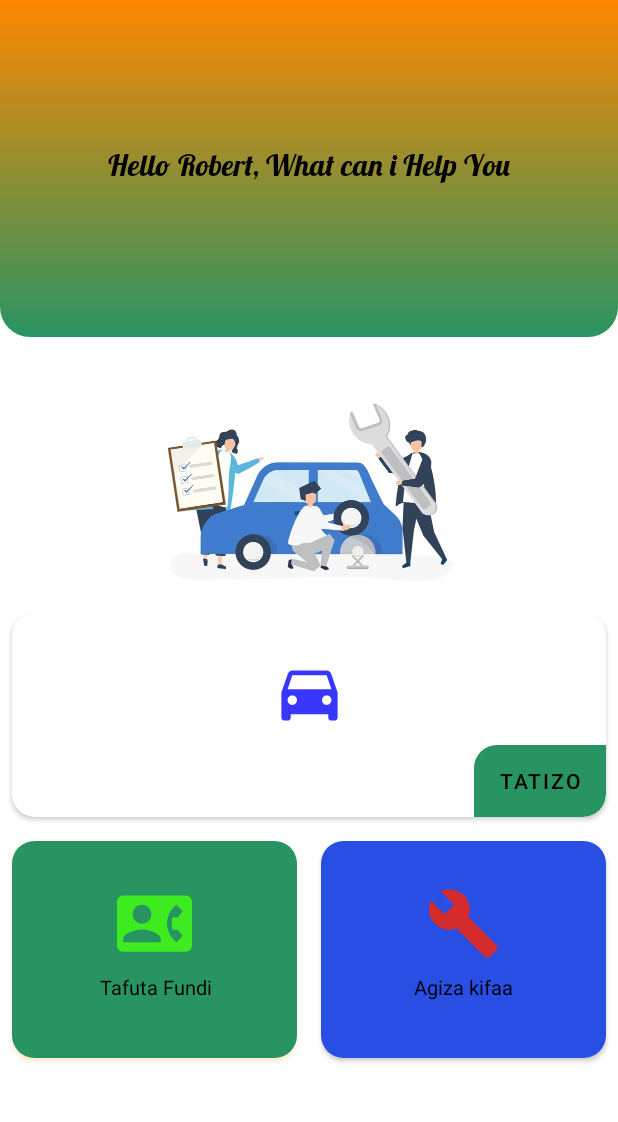
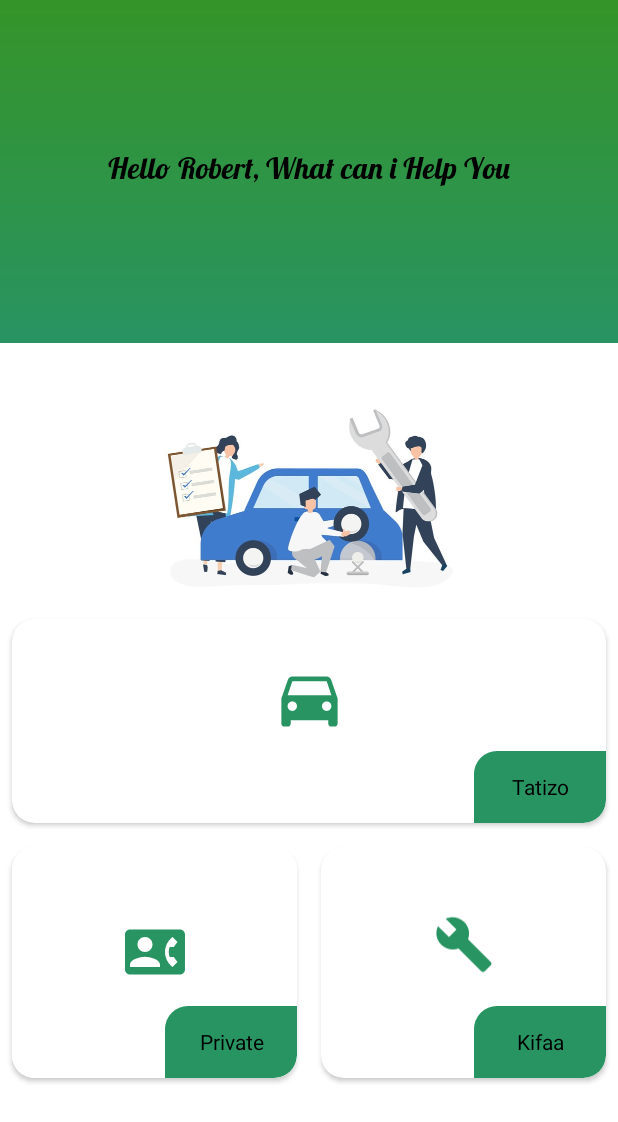
Before and after one commit to robertanold36/AutoMobile, an Android app: the screen it shows after launch (MainActivity), on a phone screen of 412 x 824 dp. Shown: the top 1122 px of the screen. Run offline under Robolectric (Android 15) with nearby library versions, the phone set to English and light mode, and no system bars.

Commit message:
modifying the design

```diff
--- a/app/src/main/java/com/car/service/automobile/api/NearGarageApi.kt
+++ b/app/src/main/java/com/car/service/automobile/api/NearGarageApi.kt
@@ -1,6 +1,6 @@
 package com.car.service.automobile.api
 
-import com.car.service.automobile.garage
+import com.car.service.automobile.model.garage
 import retrofit2.Response
 import retrofit2.http.GET
 import retrofit2.http.Query
--- a/app/src/main/java/com/car/service/automobile/fragment/LoginFragment.kt
+++ b/app/src/main/java/com/car/service/automobile/fragment/LoginFragment.kt
@@ -11,7 +11,7 @@ import com.car.service.automobile.R
 import com.car.service.automobile.databinding.FragmentLoginBinding
 import com.car.service.automobile.login.LoginActivity
 import com.car.service.automobile.login.LoginViewModel
-import com.car.service.automobile.resources.LoginListener
+import com.car.service.automobile.loginListener.LoginListener
 
 /**
  * A simple [Fragment] subclass.
--- a/app/src/main/java/com/car/service/automobile/garage.kt
+++ /dev/null
@@ -1,3 +0,0 @@
-package com.car.service.automobile
-
-class garage : ArrayList<GarageItem>()
--- a/app/src/main/java/com/car/service/automobile/login/LoginViewModel.kt
+++ b/app/src/main/java/com/car/service/automobile/login/LoginViewModel.kt
@@ -7,7 +7,7 @@ package com.car.service.automobile.login
 import android.app.Application
 import androidx.lifecycle.AndroidViewModel
 import com.car.service.automobile.repository.FirebaseInstance
-import com.car.service.automobile.resources.LoginListener
+import com.car.service.automobile.loginListener.LoginListener
 
 class LoginViewModel(app: Application, private val firebaseInstance: FirebaseInstance) :
     AndroidViewModel(app) {
--- a/app/src/main/java/com/car/service/automobile/resources/LoginListener.kt
+++ b/app/src/main/java/com/car/service/automobile/loginListener/LoginListener.kt
@@ -1,4 +1,4 @@
-package com.car.service.automobile.resources
+package com.car.service.automobile.loginListener
 
 interface LoginListener {
     fun onFail(message: String)
--- a/app/src/main/java/com/car/service/automobile/GarageItem.kt
+++ b/app/src/main/java/com/car/service/automobile/model/GarageItem.kt
@@ -1,4 +1,4 @@
-package com.car.service.automobile
+package com.car.service.automobile.model
 
 data class GarageItem(
     val _id: String,
--- /dev/null
+++ b/app/src/main/java/com/car/service/automobile/model/garage.kt
@@ -0,0 +1,3 @@
+package com.car.service.automobile.model
+
+class garage : ArrayList<GarageItem>()
--- a/app/src/main/res/drawable-anydpi/ic_action_car.xml
+++ b/app/src/main/res/drawable-anydpi/ic_action_car.xml
@@ -3,8 +3,8 @@
     android:height="24dp"
     android:viewportWidth="24"
     android:viewportHeight="24"
-    android:tint="#008CFF"
-    android:alpha="0.8">
+    android:tint="@color/colorPrimary"
+    android:alpha="1">
     <path
         android:fillColor="#FF000000"
         android:pathData="M18.92,6.01C18.72,5.42 18.16,5 17.5,5h-11c-0.66,0 -1.21,0.42 -1.42,1.01L3,12v8c0,0.55 0.45,1 1,1h1c0.55,0 1,-0.45 1,-1v-1h12v1c0,0.55 0.45,1 1,1h1c0.55,0 1,-0.45 1,-1v-8l-2.08,-5.99zM6.5,16c-0.83,0 -1.5,-0.67 -1.5,-1.5S5.67,13 6.5,13s1.5,0.67 1.5,1.5S7.33,16 6.5,16zM17.5,16c-0.83,0 -1.5,-0.67 -1.5,-1.5s0.67,-1.5 1.5,-1.5 1.5,0.67 1.5,1.5 -0.67,1.5 -1.5,1.5zM5,11l1.5,-4.5h11L19,11L5,11z"/>
--- a/app/src/main/res/drawable-anydpi/ic_action_contact.xml
+++ b/app/src/main/res/drawable-anydpi/ic_action_contact.xml
@@ -3,8 +3,8 @@
     android:height="24dp"
     android:viewportWidth="24"
     android:viewportHeight="24"
-    android:tint="#44FF0F"
-    android:alpha="0.8">
+    android:tint="@color/colorPrimary"
+    android:alpha="1">
     <path
         android:fillColor="#FF000000"
         android:pathData="M22,3L2,3C0.9,3 0,3.9 0,5v14c0,1.1 0.9,2 2,2h20c1.1,0 1.99,-0.9 1.99,-2L24,5c0,-1.1 -0.9,-2 -2,-2zM8,6c1.66,0 3,1.34 3,3s-1.34,3 -3,3 -3,-1.34 -3,-3 1.34,-3 3,-3zM14,18L2,18v-1c0,-2 4,-3.1 6,-3.1s6,1.1 6,3.1v1zM17.85,14h1.64L21,16l-1.99,1.99c-1.31,-0.98 -2.28,-2.38 -2.73,-3.99 -0.18,-0.64 -0.28,-1.31 -0.28,-2s0.1,-1.36 0.28,-2c0.45,-1.62 1.42,-3.01 2.73,-3.99L21,8l-1.51,2h-1.64c-0.22,0.63 -0.35,1.3 -0.35,2s0.13,1.37 0.35,2z"/>
--- a/app/src/main/res/drawable-anydpi/ic_action_service.xml
+++ b/app/src/main/res/drawable-anydpi/ic_action_service.xml
@@ -3,8 +3,8 @@
     android:height="24dp"
     android:viewportWidth="24"
     android:viewportHeight="24"
-    android:tint="#0705FF"
-    android:alpha="0.8">
+    android:tint="@color/colorPrimary"
+    android:alpha="1">
     <path
         android:fillColor="#FF000000"
         android:pathData="M18.92,5.01C18.72,4.42 18.16,4 17.5,4h-11c-0.66,0 -1.21,0.42 -1.42,1.01L3,11v8c0,0.55 0.45,1 1,1h1c0.55,0 1,-0.45 1,-1v-1h12v1c0,0.55 0.45,1 1,1h1c0.55,0 1,-0.45 1,-1v-8l-2.08,-5.99zM6.5,15c-0.83,0 -1.5,-0.67 -1.5,-1.5S5.67,12 6.5,12s1.5,0.67 1.5,1.5S7.33,15 6.5,15zM17.5,15c-0.83,0 -1.5,-0.67 -1.5,-1.5s0.67,-1.5 1.5,-1.5 1.5,0.67 1.5,1.5 -0.67,1.5 -1.5,1.5zM5,10l1.5,-4.5h11L19,10L5,10z"/>
--- a/app/src/main/res/drawable-anydpi/ic_action_spanner.xml
+++ b/app/src/main/res/drawable-anydpi/ic_action_spanner.xml
@@ -3,8 +3,8 @@
     android:height="24dp"
     android:viewportWidth="24"
     android:viewportHeight="24"
-    android:tint="#FF2200"
-    android:alpha="0.8">
+    android:tint="@color/colorPrimary"
+    android:alpha="1">
     <path
         android:fillColor="#FF000000"
         android:pathData="M22.7,19l-9.1,-9.1c0.9,-2.3 0.4,-5 -1.5,-6.9 -2,-2 -5,-2.4 -7.4,-1.3L9,6 6,9 1.6,4.7C0.4,7.1 0.9,10.1 2.9,12.1c1.9,1.9 4.6,2.4 6.9,1.5l9.1,9.1c0.4,0.4 1,0.4 1.4,0l2.3,-2.3c0.5,-0.4 0.5,-1.1 0.1,-1.4z"/>
--- a/app/src/main/res/drawable/btn1_bg.xml
+++ b/app/src/main/res/drawable/btn1_bg.xml
@@ -1,7 +1,6 @@
 <?xml version="1.0" encoding="utf-8"?>
 <shape xmlns:android="http://schemas.android.com/apk/res/android">
 
-<solid android:color="#294ee3"/>
     <corners android:bottomRightRadius="15dp" android:topLeftRadius="15dp"/>
 
 </shape>
--- a/app/src/main/res/drawable/view.xml
+++ b/app/src/main/res/drawable/view.xml
@@ -1,10 +1,10 @@
 <?xml version="1.0" encoding="utf-8"?>
 <shape xmlns:android="http://schemas.android.com/apk/res/android">
-    <corners android:bottomLeftRadius="20dp" android:bottomRightRadius="20dp"/>
+
 
     <gradient
         android:endColor="@color/colorPrimary"
-        android:startColor="@android:color/holo_orange_dark"
+        android:startColor="@color/colorPrimaryDark"
         android:angle="270"/>
 
 </shape>
--- a/app/src/main/res/layout/activity_main.xml
+++ b/app/src/main/res/layout/activity_main.xml
@@ -4,18 +4,20 @@
     xmlns:tools="http://schemas.android.com/tools"
     android:layout_width="match_parent"
     android:layout_height="match_parent"
+    android:background="@android:color/white"
     tools:context=".main.MainActivity">
 
     <androidx.constraintlayout.widget.ConstraintLayout
         android:layout_width="match_parent"
-        android:layout_height="wrap_content">
+        android:layout_height="wrap_content"
+        >
 
         <androidx.constraintlayout.widget.Guideline
             android:id="@+id/guideline2"
             android:layout_width="wrap_content"
             android:layout_height="wrap_content"
             android:orientation="horizontal"
-            app:layout_constraintGuide_percent="0.3">
+            app:layout_constraintGuide_percent="0.30">
 
         </androidx.constraintlayout.widget.Guideline>
 
@@ -62,6 +64,7 @@
             android:layout_marginStart="8dp"
             android:layout_marginTop="16dp"
             android:layout_marginEnd="8dp"
+            app:cardBackgroundColor="#FFFFFF"
             app:cardCornerRadius="15dp"
             app:layout_constraintEnd_toEndOf="parent"
             app:layout_constraintStart_toStartOf="parent"
@@ -91,7 +94,10 @@
                     android:layout_marginTop="8dp"
                     android:background="@drawable/btn1_bg"
                     android:text="@string/emergency"
+                    android:textAppearance="@style/TextAppearance.AppCompat.Small"
                     android:textColor="@android:color/black"
+                    android:textSize="14sp"
+                    app:backgroundTint="@color/colorPrimary"
                     app:layout_constraintBottom_toBottomOf="parent"
                     app:layout_constraintEnd_toEndOf="parent"
                     app:layout_constraintHorizontal_bias="1.0"
@@ -106,7 +112,6 @@
         <androidx.cardview.widget.CardView
             android:id="@+id/cardDirectly"
             android:layout_width="0dp"
-            android:outlineSpotShadowColor="@android:color/holo_orange_dark"
             android:layout_height="wrap_content"
             android:layout_marginStart="8dp"
             android:layout_marginTop="16dp"
@@ -121,34 +126,38 @@
             <androidx.constraintlayout.widget.ConstraintLayout
                 android:layout_width="match_parent"
                 android:layout_height="wrap_content"
-                android:background="@color/colorPrimary"
-                android:padding="30dp">
+                android:background="#FFFFFF"
+                >
 
                 <ImageView
                     android:id="@+id/cardImage3"
-                    android:layout_width="50dp"
-                    android:layout_height="50dp"
+                    android:layout_width="40dp"
+                    android:layout_height="40dp"
+                    android:layout_margin="50dp"
                     android:contentDescription="@string/image"
                     android:src="@drawable/ic_action_contact"
                     app:layout_constraintEnd_toEndOf="parent"
                     app:layout_constraintStart_toStartOf="parent"
                     app:layout_constraintTop_toTopOf="parent" />
 
-                <TextView
+                <Button
+                    android:id="@+id/btn_contact"
                     android:layout_width="wrap_content"
                     android:layout_height="wrap_content"
                     android:layout_marginStart="8dp"
-                    android:layout_marginTop="8dp"
-                    android:layout_marginEnd="8dp"
-                    android:layout_marginBottom="8dp"
-                    android:gravity="center"
+                    android:layout_marginTop="16dp"
+                    android:background="@drawable/btn1_bg"
                     android:text="@string/directly"
+                    android:textAppearance="@style/TextAppearance.AppCompat.Small"
                     android:textColor="@android:color/black"
-                    android:textSize="13sp"
+                    android:textSize="14sp"
+                    app:backgroundTint="@color/colorPrimary"
                     app:layout_constraintBottom_toBottomOf="parent"
                     app:layout_constraintEnd_toEndOf="parent"
+                    app:layout_constraintHorizontal_bias="1.0"
                     app:layout_constraintStart_toStartOf="parent"
-                    app:layout_constraintTop_toBottomOf="@+id/cardImage3" />
+                    app:layout_constraintTop_toBottomOf="@+id/cardImage3"
+                    app:layout_constraintVertical_bias="1.0" />
 
             </androidx.constraintlayout.widget.ConstraintLayout>
         </androidx.cardview.widget.CardView>
@@ -159,6 +168,7 @@
             android:layout_height="0dp"
             android:layout_marginStart="8dp"
             android:layout_marginEnd="8dp"
+            app:cardBackgroundColor="#FFFFFF"
             app:cardCornerRadius="15dp"
             app:layout_constraintBottom_toBottomOf="@+id/cardDirectly"
             app:layout_constraintEnd_toEndOf="parent"
@@ -169,12 +179,12 @@
             <androidx.constraintlayout.widget.ConstraintLayout
                 android:layout_width="match_parent"
                 android:layout_height="match_parent"
-                android:background="#294ee3"
-                android:padding="30dp">
+               >
 
                 <ImageView
                     android:id="@+id/cardImage4"
-                    android:layout_width="50dp"
+                    android:layout_width="40dp"
+                    android:layout_margin="40dp"
                     android:layout_height="50dp"
                     android:contentDescription="@string/image"
                     android:src="@drawable/ic_action_spanner"
@@ -184,22 +194,24 @@
                     app:layout_constraintTop_toTopOf="parent"
                     tools:targetApi="lollipop" />
 
-                <TextView
-                    android:layout_width="0dp"
+                <Button
+                    android:id="@+id/btn_spare"
+                    android:layout_width="wrap_content"
                     android:layout_height="wrap_content"
                     android:layout_marginStart="8dp"
-                    android:layout_marginTop="8dp"
-
-                    android:layout_marginEnd="8dp"
-                    android:layout_marginBottom="8dp"
-                    android:gravity="center"
+                    android:layout_marginTop="16dp"
+                    android:background="@drawable/btn1_bg"
                     android:text="@string/spare"
+                    android:textAppearance="@style/TextAppearance.AppCompat.Small"
                     android:textColor="@android:color/black"
-                    android:textSize="13sp"
+                    app:backgroundTint="@color/colorPrimary"
                     app:layout_constraintBottom_toBottomOf="parent"
                     app:layout_constraintEnd_toEndOf="parent"
+                    app:layout_constraintHorizontal_bias="1.0"
                     app:layout_constraintStart_toStartOf="parent"
-                    app:layout_constraintTop_toBottomOf="@+id/cardImage4" />
+                    app:layout_constraintTop_toBottomOf="@+id/cardImage4"
+                    app:layout_constraintVertical_bias="1.0" />
+
 
             </androidx.constraintlayout.widget.ConstraintLayout>
         </androidx.cardview.widget.CardView>
--- a/app/src/main/res/values/strings.xml
+++ b/app/src/main/res/values/strings.xml
@@ -29,8 +29,8 @@
     <string name="image">image</string>
     <string name="emergency">Tatizo</string>
     <string name="known">chagua tatizo lako</string>
-    <string name="directly">Tafuta Fundi</string>
-    <string name="spare">Agiza kifaa</string>
+    <string name="directly">Private</string>
+    <string name="spare">Kifaa</string>
     <string name="specifyLocation">Please specify your location</string>
     <string name="serverError">Internal server error</string>
     <string name="fail">We cant get garage for now</string>
```
Also changed, not shown: app/src/main/java/com/car/service/automobile/fragment/RequestFragment.kt (+2 -11 lines), app/src/main/java/com/car/service/automobile/main/ui/HomeActivity.kt (+1 -10 lines), app/src/main/res/drawable/trial.xml (added, +8 -0 lines), app/src/main/res/layout/bottom_sheet_dialog.xml (+25 -94 lines), app/src/main/res/layout/fragment_request.xml (+21 -12 lines).
